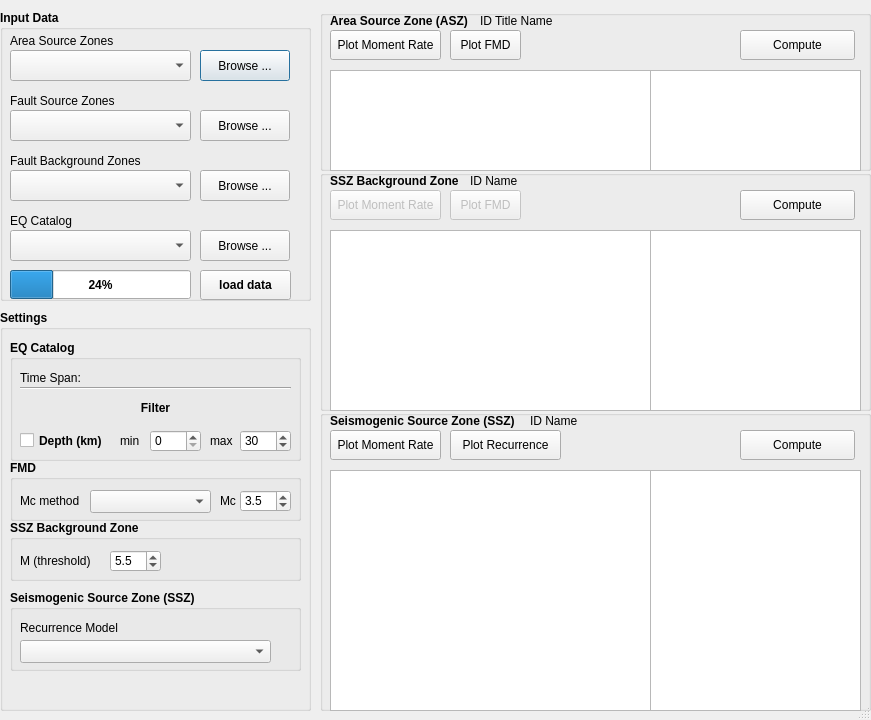
First picture: the form in mt_seismicsource/ui_seismicsource.ui, repository feuchner/seismicsource-toolkit, before the edit.
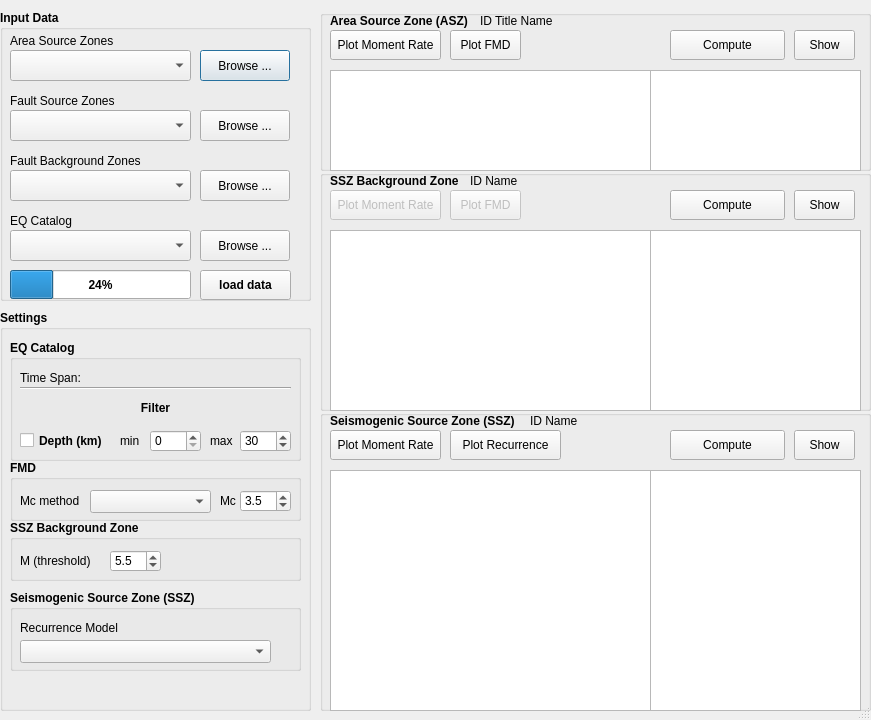
Second picture: the form after the edit.

Commit message: add 'show' buttons to UI

Patch:
```diff
--- a/mt_seismicsource/ui_seismicsource.ui
+++ b/mt_seismicsource/ui_seismicsource.ui
@@ -738,17 +738,17 @@
       <string>Area Source Zone (ASZ)</string>
      </property>
     </widget>
-    <widget class="QPushButton" name="btnDataAreaCompute">
+    <widget class="QPushButton" name="btnDataAreaShow">
      <property name="geometry">
       <rect>
-       <x>420</x>
+       <x>474</x>
        <y>20</y>
-       <width>115</width>
+       <width>61</width>
        <height>30</height>
       </rect>
      </property>
      <property name="text">
-      <string>Compute</string>
+      <string>Show</string>
      </property>
     </widget>
     <widget class="QTextEdit" name="textActivityArea">
@@ -826,6 +826,19 @@
       <string>Plot Moment Rate</string>
      </property>
     </widget>
+    <widget class="QPushButton" name="btnDataAreaCompute">
+     <property name="geometry">
+      <rect>
+       <x>350</x>
+       <y>20</y>
+       <width>115</width>
+       <height>30</height>
+      </rect>
+     </property>
+     <property name="text">
+      <string>Compute</string>
+     </property>
+    </widget>
    </widget>
   </widget>
   <widget class="QWidget" name="widgetMomentRateFault" native="true">
@@ -855,17 +868,17 @@
     <property name="title">
      <string/>
     </property>
-    <widget class="QPushButton" name="btnDataFaultCompute">
+    <widget class="QPushButton" name="btnDataFaultShow">
      <property name="geometry">
       <rect>
-       <x>420</x>
+       <x>474</x>
        <y>20</y>
-       <width>115</width>
+       <width>61</width>
        <height>30</height>
       </rect>
      </property>
      <property name="text">
-      <string>Compute</string>
+      <string>Show</string>
      </property>
     </widget>
     <widget class="QTextEdit" name="textActivityFault">
@@ -962,6 +975,19 @@
       <string>Plot Moment Rate</string>
      </property>
     </widget>
+    <widget class="QPushButton" name="btnDataFaultCompute">
+     <property name="geometry">
+      <rect>
+       <x>350</x>
+       <y>20</y>
+       <width>115</width>
+       <height>30</height>
+      </rect>
+     </property>
+     <property name="text">
+      <string>Compute</string>
+     </property>
+    </widget>
    </widget>
   </widget>
   <widget class="QWidget" name="widgetMomentRateFaultBackgr" native="true">
@@ -991,17 +1017,17 @@
     <property name="title">
      <string/>
     </property>
-    <widget class="QPushButton" name="btnDataFaultBackgrCompute">
+    <widget class="QPushButton" name="btnDataFaultBackgrShow">
      <property name="geometry">
       <rect>
-       <x>420</x>
+       <x>474</x>
        <y>20</y>
-       <width>115</width>
+       <width>61</width>
        <height>30</height>
       </rect>
      </property>
      <property name="text">
-      <string>Compute</string>
+      <string>Show</string>
      </property>
     </widget>
     <widget class="QTextEdit" name="textActivityFaultBackgr">
@@ -1104,6 +1130,19 @@
       <string>Plot Moment Rate</string>
      </property>
     </widget>
+    <widget class="QPushButton" name="btnDataFaultBackgrCompute">
+     <property name="geometry">
+      <rect>
+       <x>350</x>
+       <y>20</y>
+       <width>115</width>
+       <height>30</height>
+      </rect>
+     </property>
+     <property name="text">
+      <string>Compute</string>
+     </property>
+    </widget>
    </widget>
   </widget>
   <zorder>widgetMomentRateArea</zorder>
```
The commit also changes 1 other file.
